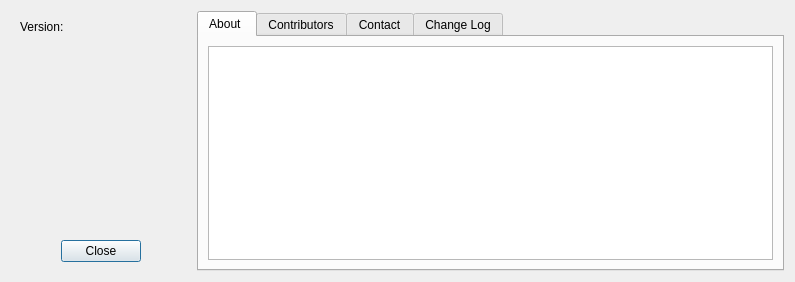
First picture: the form in about/ui_about.ui, repository hdus/pg_raster_upload, before the edit.
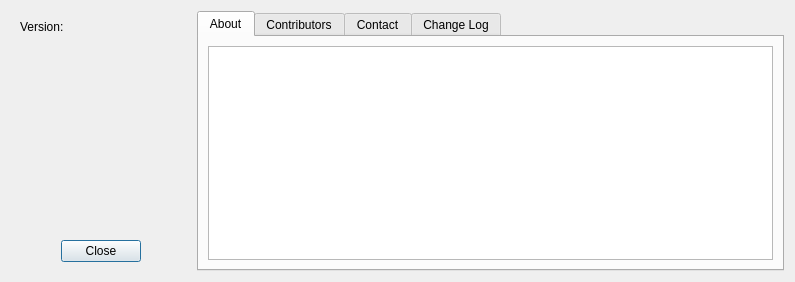
Second picture: the form after the edit.

Diff of the .ui file:
```diff
--- a/about/ui_about.ui
+++ b/about/ui_about.ui
@@ -32,15 +32,24 @@
      <layout class="QVBoxLayout" name="verticalLayout">
       <item>
        <widget class="QLabel" name="lblVersion">
+        <property name="minimumSize">
+         <size>
+          <width>0</width>
+          <height>25</height>
+         </size>
+        </property>
         <property name="maximumSize">
          <size>
           <width>16777215</width>
-          <height>14</height>
+          <height>16777215</height>
          </size>
         </property>
         <property name="text">
          <string>Version:</string>
         </property>
+        <property name="alignment">
+         <set>Qt::AlignLeading|Qt::AlignLeft|Qt::AlignTop</set>
+        </property>
        </widget>
       </item>
       <item>
@@ -85,7 +94,7 @@
      </property>
      <widget class="QWidget" name="tab">
       <attribute name="title">
-       <string>About </string>
+       <string>About</string>
       </attribute>
       <layout class="QGridLayout" name="gridLayout_2">
        <item row="0" column="0">
```
